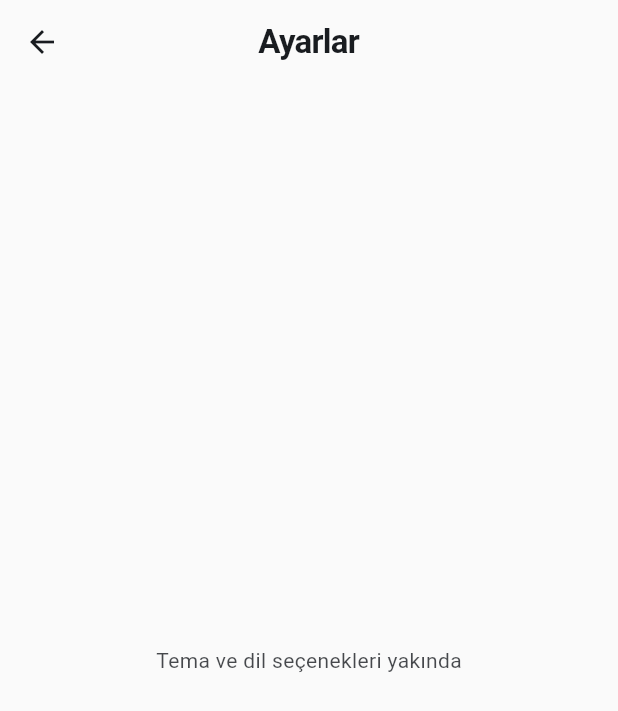
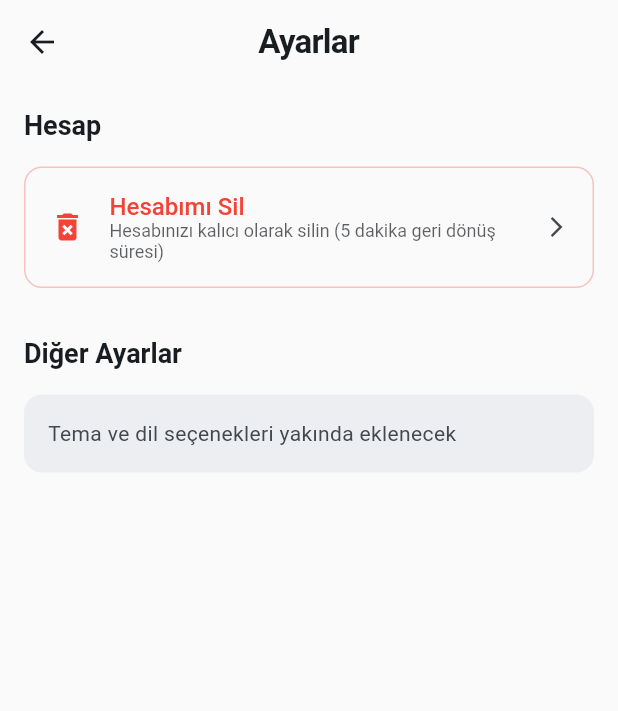
Before and after one commit to sevggii/TaniAI-prototype, a Flutter app: the SettingsPage screen opened directly, on a phone screen of 412 x 824 dp. Shown: the top 711 px of the screen. Run offline on Flutter 3.47's test engine with Material 3 defaults, Android fonts, the light colour scheme and no system bars; our stand-ins replace cloud_firestore, firebase_auth, firebase_core, image_picker, shared_preferences; accounts and stored records are empty.

Commit message:
hesabımı sil özelliği eklendi

```diff
--- a/RANDEVU/mobile_flutter/lib/features/settings/settings_page.dart
+++ b/RANDEVU/mobile_flutter/lib/features/settings/settings_page.dart
@@ -1,14 +1,188 @@
 import 'package:flutter/material.dart';
+import '../../services/firebase_auth_service.dart';
+import '../auth/login_page.dart';
 
-class SettingsPage extends StatelessWidget {
+class SettingsPage extends StatefulWidget {
   const SettingsPage({super.key});
 
   @override
+  State<SettingsPage> createState() => _SettingsPageState();
+}
+
+class _SettingsPageState extends State<SettingsPage> {
+  final FirebaseAuthService _auth = FirebaseAuthService();
+  bool _isLoading = false;
+
+  Future<void> _showDeleteAccountDialog() async {
+    return showDialog<void>(
+      context: context,
+      barrierDismissible: false,
+      builder: (BuildContext context) {
+        return AlertDialog(
+          title: const Text('Hesabınızı Sil'),
+          content: const Column(
+            mainAxisSize: MainAxisSize.min,
+            crossAxisAlignment: CrossAxisAlignment.start,
+            children: [
+              Text(
+                'Hesabınızı silmek istediğinizden emin misiniz?',
+                style: TextStyle(fontSize: 16),
+              ),
+              SizedBox(height: 16),
+              Text(
+                '⚠️ Önemli Bilgiler:',
+                style: TextStyle(fontWeight: FontWeight.bold, color: Colors.orange),
+              ),
+              SizedBox(height: 8),
+              Text('• Hesabınız 5 dakika boyunca geri yüklenebilir'),
+              Text('• Bu süre içinde giriş yaparsanız hesabınız aktif olur'),
+              Text('• 5 dakika sonra hesap kalıcı olarak silinir'),
+              Text('• Tüm verileriniz silinecek'),
+            ],
+          ),
+          actions: <Widget>[
+            TextButton(
+              child: const Text('İptal'),
+              onPressed: () {
+                Navigator.of(context).pop();
+              },
+            ),
+            TextButton(
+              child: const Text(
+                'Sil',
+                style: TextStyle(color: Colors.red),
+              ),
+              onPressed: () async {
+                Navigator.of(context).pop();
+                await _deleteAccount();
+              },
+            ),
+          ],
+        );
+      },
+    );
+  }
+
+  Future<void> _deleteAccount() async {
+    setState(() => _isLoading = true);
+
+    try {
+      await _auth.softDeleteAccount();
+
+      if (!mounted) return;
+
+      ScaffoldMessenger.of(context).showSnackBar(
+        const SnackBar(
+          content: Text('Hesabınız silindi. 5 dakika içinde geri yükleyebilirsiniz.'),
+          backgroundColor: Colors.orange,
+          duration: Duration(seconds: 5),
+        ),
+      );
+
+      // Navigate to login page
+      Navigator.of(context).pushAndRemoveUntil(
+        MaterialPageRoute(builder: (_) => const LoginPage()),
+        (route) => false,
+      );
+    } catch (e) {
+      if (!mounted) return;
+      ScaffoldMessenger.of(context).showSnackBar(
+        SnackBar(
+          content: Text('Hesap silme işlemi başarısız: ${e.toString()}'),
+          backgroundColor: Colors.red,
+        ),
+      );
+    } finally {
+      if (mounted) {
+        setState(() => _isLoading = false);
+      }
+    }
+  }
+
+  @override
   Widget build(BuildContext context) {
+    final theme = Theme.of(context);
+
     return Scaffold(
-      appBar: AppBar(title: const Text('Ayarlar')),
-      body: const Center(
-        child: Text('Tema ve dil seçenekleri yakında'),
+      appBar: AppBar(
+        title: const Text('Ayarlar'),
+        backgroundColor: theme.colorScheme.surface,
+        elevation: 0,
+      ),
+      body: Padding(
+        padding: const EdgeInsets.all(16.0),
+        child: Column(
+          crossAxisAlignment: CrossAxisAlignment.start,
+          children: [
+            // Account Section
+            Text(
+              'Hesap',
+              style: theme.textTheme.titleLarge?.copyWith(
+                fontWeight: FontWeight.bold,
+              ),
+            ),
+            const SizedBox(height: 16),
+
+            // Delete Account Button
+            Container(
+              width: double.infinity,
+              decoration: BoxDecoration(
+                border: Border.all(color: Colors.red.withOpacity(0.3)),
+                borderRadius: BorderRadius.circular(12),
+              ),
+              child: ListTile(
+                leading: Icon(
+                  Icons.delete_forever,
+                  color: Colors.red,
+                ),
+                title: Text(
+                  'Hesabımı Sil',
+                  style: TextStyle(
+                    color: Colors.red,
+                    fontWeight: FontWeight.w500,
+                  ),
+                ),
+                subtitle: Text(
+                  'Hesabınızı kalıcı olarak silin (5 dakika geri dönüş süresi)',
+                  style: TextStyle(fontSize: 12),
+                ),
+                onTap: _isLoading ? null : _showDeleteAccountDialog,
+                trailing: _isLoading
+                  ? SizedBox(
+                      width: 20,
+                      height: 20,
+                      child: CircularProgressIndicator(strokeWidth: 2),
+                    )
+                  : Icon(Icons.arrow_forward_ios, size: 16),
+              ),
+            ),
+
+            const SizedBox(height: 32),
+
+            // Coming Soon Section
+            Text(
+              'Diğer Ayarlar',
+              style: theme.textTheme.titleLarge?.copyWith(
+                fontWeight: FontWeight.bold,
+              ),
+            ),
+            const SizedBox(height: 16),
+            Container(
+              width: double.infinity,
+              padding: const EdgeInsets.all(16),
+              decoration: BoxDecoration(
+                color: theme.colorScheme.surfaceVariant.withOpacity(0.5),
+                borderRadius: BorderRadius.circular(12),
+              ),
+              child: Text(
+                'Tema ve dil seçenekleri yakında eklenecek',
+                style: theme.textTheme.bodyMedium?.copyWith(
+                  color: theme.colorScheme.onSurfaceVariant,
+                ),
+              ),
+            ),
+          ],
+        ),
       ),
     );
   }
--- a/RANDEVU/mobile_flutter/lib/main.dart
+++ b/RANDEVU/mobile_flutter/lib/main.dart
@@ -3,6 +3,7 @@ import 'package:firebase_core/firebase_core.dart';
 import 'firebase_options.dart';
 import 'core/theme/app_theme.dart';
 import 'features/auth/splash_auth_gate.dart';
+import 'services/firebase_auth_service.dart';
 
 void main() async {
   WidgetsFlutterBinding.ensureInitialized();
@@ -11,6 +12,10 @@ void main() async {
   await Firebase.initializeApp(
     options: DefaultFirebaseOptions.currentPlatform,
   );
+
+  // Clean up expired soft deleted accounts
+  final authService = FirebaseAuthService();
+  await authService.cleanupExpiredAccounts();
 
   runApp(const TanialRandevuApp());
 }
```
Also changed, not shown: RANDEVU/mobile_flutter/lib/services/firebase_auth_service.dart (+131 -0 lines), RANDEVU/ekran_goruntusu/hesabimi_sil/Screenshot_20250911-144245.jpg (added), RANDEVU/ekran_goruntusu/hesabimi_sil/Screenshot_20250911-144258.jpg (added), RANDEVU/ekran_goruntusu/hesabimi_sil/Screenshot_20250911-144305.jpg (added), RANDEVU/ekran_goruntusu/hesabimi_sil/Screenshot_20250911-144323.jpg (added), RANDEVU/ekran_goruntusu/login_main_page/Screenshot_20250911-001412.jpg (renamed from RANDEVU/ekran_goruntusu/Screenshot_20250911-001412.jpg), RANDEVU/ekran_goruntusu/login_main_page/Screenshot_20250911-001425.jpg (renamed from RANDEVU/ekran_goruntusu/Screenshot_20250911-001425.jpg), RANDEVU/ekran_goruntusu/login_main_page/Screenshot_20250911-001532.jpg (renamed from RANDEVU/ekran_goruntusu/Screenshot_20250911-001532.jpg), RANDEVU/ekran_goruntusu/login_main_page/Screenshot_20250911-001536.jpg (renamed from RANDEVU/ekran_goruntusu/Screenshot_20250911-001536.jpg), RANDEVU/ekran_goruntusu/oldd/call_randevuButtonPage.png (renamed from RANDEVU/ekran_goruntusu/old/call_randevuButtonPage.png), RANDEVU/ekran_goruntusu/oldd/mobil_homePage.png (renamed from RANDEVU/ekran_goruntusu/old/mobil_homePage.png), RANDEVU/ekran_goruntusu/oldd/text_randevuButtonPage.png (renamed from RANDEVU/ekran_goruntusu/old/text_randevuButtonPage.png), RANDEVU/ekran_goruntusu/oldd/userHomePage.png (renamed from RANDEVU/ekran_goruntusu/old/userHomePage.png).
